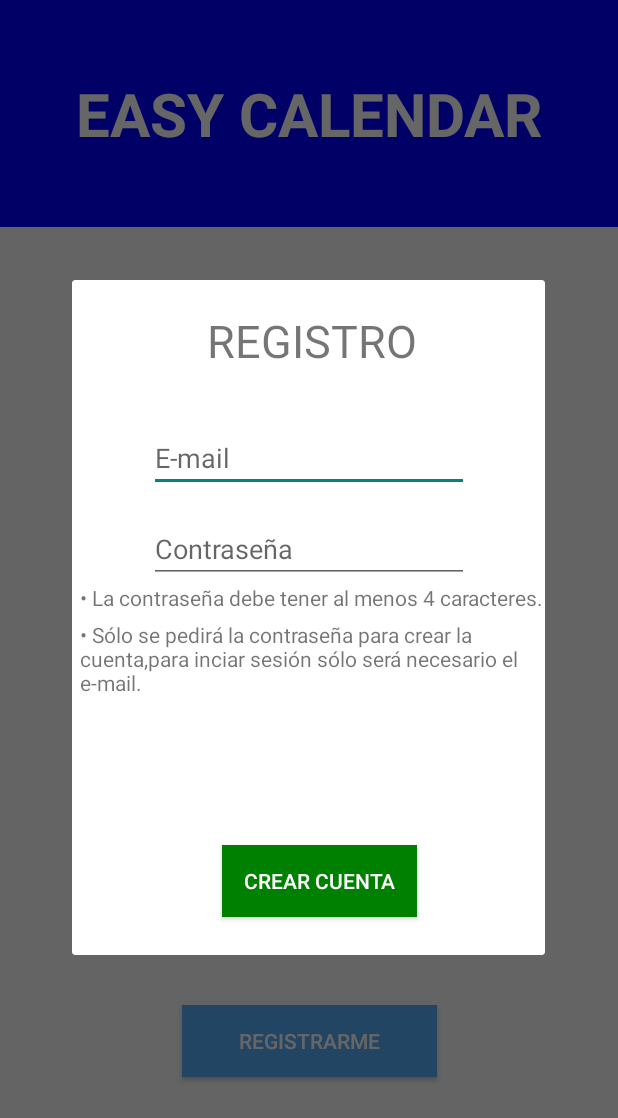
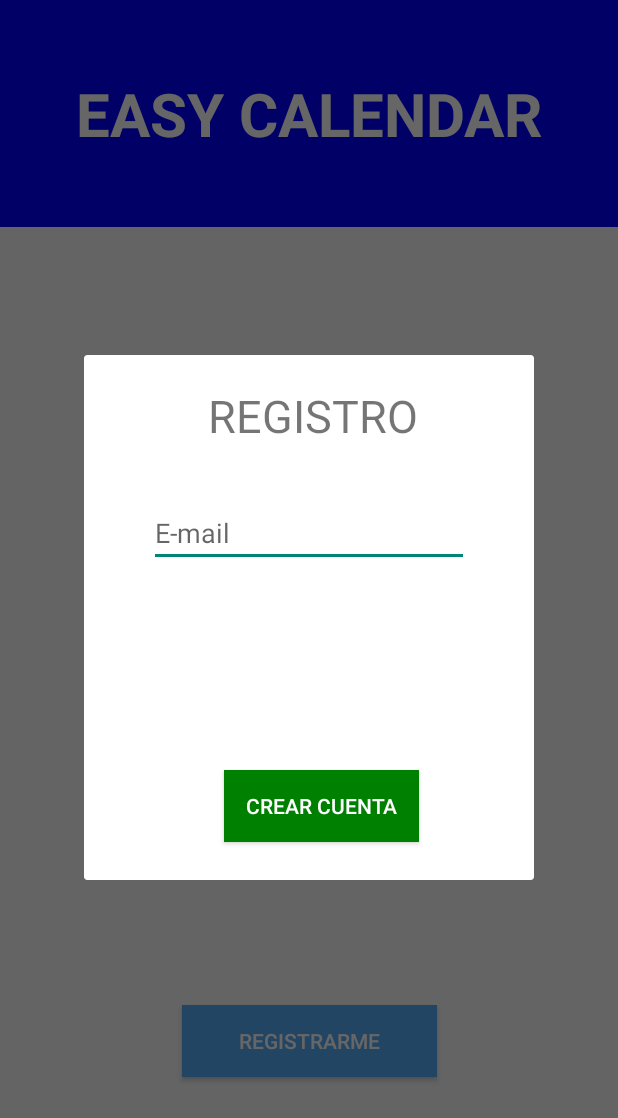
Before and after one commit to daniel-colmenares/TFG, an Android app: the screen it shows after launch (LoginActivity), after a tap on "REGISTRARME", on a phone screen of 412 x 824 dp. Shown: the top 1118 px of the screen. Run offline under Robolectric (Android 15) with nearby library versions, the phone set to English and light mode, and no system bars; our stand-ins replace Firebase (no records; nobody signed in at launch, a user with empty details on screens opened directly).

Commit message:
Cambios finales pt.1

```diff
--- a/app/src/main/java/com/example/tfg/LoginActivity.java
+++ b/app/src/main/java/com/example/tfg/LoginActivity.java
@@ -120,14 +120,15 @@ public class LoginActivity extends AppCompatActivity {
                 Dialog dialog = new Dialog(LoginActivity.this);
                 dialog.setContentView(R.layout.dialog_registro);
                 editTextRegistroNombreUsuario = dialog.findViewById(R.id.editTextRegistroNombreUsuario);
-                editTextRegistroContrasenna = dialog.findViewById(R.id.editTextRegistroContrasenna);
+                //editTextRegistroContrasenna = dialog.findViewById(R.id.editTextRegistroContrasenna);
                 buttonRegistroCompletarRegistro = dialog.findViewById(R.id.buttonRegistroCompletarRegistro);
+                String contraseña = "holahola";
 
                 buttonRegistroCompletarRegistro.setOnClickListener(new View.OnClickListener() {
                     @Override
                     public void onClick(View view) {
                         try {
-                        mAuth.createUserWithEmailAndPassword(editTextRegistroNombreUsuario.getText().toString(), editTextRegistroContrasenna.getText().toString())
+                        mAuth.createUserWithEmailAndPassword(editTextRegistroNombreUsuario.getText().toString(), contraseña)
                                 .addOnCompleteListener(LoginActivity.this, new OnCompleteListener<AuthResult>() {
                                     @Override
                                     public void onComplete(@NonNull Task<AuthResult> task) {
--- a/app/src/main/java/com/example/tfg/MyGridAdapter.java
+++ b/app/src/main/java/com/example/tfg/MyGridAdapter.java
@@ -158,8 +158,8 @@ public class MyGridAdapter extends ArrayAdapter {
                 Link2.setTypeface(typeface);
                 //NombreCal.setTypeface(typeface);
             }
-            else if (fuenteLetra.equals("cursivestandard")){
-                Typeface typeface = Typeface.createFromAsset(getContext().getAssets(), "fonts/cursivestandard.ttf");
+            else if (fuenteLetra.equals("comicsans")){
+                Typeface typeface = Typeface.createFromAsset(getContext().getAssets(), "fonts/comicsans.ttf");
                 Day_Number.setTypeface(typeface);
                 Event1.setTypeface(typeface);
                 Event2.setTypeface(typeface);
--- a/app/src/main/res/drawable/ic_basura.xml
+++ b/app/src/main/res/drawable/ic_basura.xml
@@ -1,6 +1,6 @@
 <vector xmlns:android="http://schemas.android.com/apk/res/android"
-    android:width="20dp"
-    android:height="20dp"
+    android:width="23dp"
+    android:height="23dp"
     android:viewportWidth="24.0"
     android:viewportHeight="24.0">
 
--- a/app/src/main/res/drawable/ic_ojo.xml
+++ b/app/src/main/res/drawable/ic_ojo.xml
@@ -1,6 +1,6 @@
 <vector xmlns:android="http://schemas.android.com/apk/res/android"
-    android:width="20dp"
-    android:height="20dp"
+    android:width="23dp"
+    android:height="23dp"
     android:viewportWidth="24.0"
     android:viewportHeight="24.0">
 
--- a/app/src/main/res/layout/dialog_registro.xml
+++ b/app/src/main/res/layout/dialog_registro.xml
@@ -2,8 +2,8 @@
 <androidx.constraintlayout.widget.ConstraintLayout xmlns:android="http://schemas.android.com/apk/res/android"
     xmlns:app="http://schemas.android.com/apk/res-auto"
     xmlns:tools="http://schemas.android.com/tools"
-    android:layout_width="match_parent"
-    android:layout_height="450dp">
+    android:layout_width="300dp"
+    android:layout_height="350dp">
 
     <TextView
         android:id="@+id/textViewRegistroTitulo"
@@ -23,25 +23,13 @@
         android:id="@+id/editTextRegistroNombreUsuario"
         android:layout_width="wrap_content"
         android:layout_height="wrap_content"
+        android:layout_marginTop="35dp"
         android:ems="10"
         android:hint="E-mail"
         android:inputType="textPersonName"
-        android:layout_marginTop="35dp"
-        app:layout_constraintBottom_toTopOf="@+id/editTextRegistroContrasenna"
-        app:layout_constraintEnd_toEndOf="@+id/editTextRegistroContrasenna"
-        app:layout_constraintTop_toBottomOf="@+id/textViewRegistroTitulo" />
-
-    <EditText
-        android:id="@+id/editTextRegistroContrasenna"
-        android:layout_width="wrap_content"
-        android:layout_height="wrap_content"
-        android:ems="10"
-        android:hint="Contraseña"
-        android:inputType="textPassword"
-        android:layout_marginTop="15dp"
         app:layout_constraintEnd_toEndOf="parent"
         app:layout_constraintStart_toStartOf="parent"
-        app:layout_constraintTop_toBottomOf="@+id/editTextRegistroNombreUsuario" />
+        app:layout_constraintTop_toBottomOf="@+id/textViewRegistroTitulo" />
 
     <Button
         android:id="@+id/buttonRegistroCompletarRegistro"
@@ -57,23 +45,6 @@
         app:layout_constraintHorizontal_bias="0.438"
         app:layout_constraintStart_toStartOf="parent" />
 
-    <TextView
-        android:id="@+id/textView13"
-        android:layout_width="wrap_content"
-        android:layout_height="wrap_content"
-        android:layout_marginLeft="5dp"
-        android:text="\u2022 La contraseña debe tener al menos 4 caracteres."
-        app:layout_constraintStart_toStartOf="parent"
-        app:layout_constraintTop_toBottomOf="@+id/editTextRegistroContrasenna" />
 
-    <TextView
-        android:id="@+id/textView14"
-        android:layout_width="310dp"
-        android:layout_height="wrap_content"
-        android:layout_marginTop="5dp"
-        android:layout_marginLeft="5dp"
-        android:text="\u2022 Sólo se pedirá la contraseña para crear la cuenta,para inciar sesión sólo será necesario el e-mail."
-        app:layout_constraintStart_toStartOf="parent"
-        app:layout_constraintTop_toBottomOf="@+id/textView13" />
 
 </androidx.constraintlayout.widget.ConstraintLayout>
--- a/app/src/main/res/layout/listafuentes_calendario.xml
+++ b/app/src/main/res/layout/listafuentes_calendario.xml
@@ -42,10 +42,10 @@
         app:layout_constraintEnd_toEndOf="parent"
         app:layout_constraintHorizontal_bias="0.498"
         app:layout_constraintStart_toStartOf="parent"
-        app:layout_constraintTop_toBottomOf="@+id/cursivestandard" />
+        app:layout_constraintTop_toBottomOf="@+id/comicsans" />
 
     <Button
-        android:id="@+id/cursivestandard"
+        android:id="@+id/comicsans"
         android:layout_width="wrap_content"
         android:layout_height="wrap_content"
         android:layout_marginTop="80dp"
```
Also changed, not shown: app/src/main/java/com/example/tfg/CustomCalendarView.java (+50 -0 lines), app/src/main/java/com/example/tfg/PersonalizarCalendario.java (+6 -6 lines), app/src/main/java/com/example/tfg/SelectCalendarActivity.java (+6 -5 lines), app/src/main/res/layout/add_newevent_layout.xml (+4 -4 lines), app/src/main/res/layout/calendar_layout.xml (+8 -8 lines), app/src/main/res/layout/show_calendarlist.xml (+4 -4 lines), app/src/main/assets/fonts/comicsans.ttf (added).
